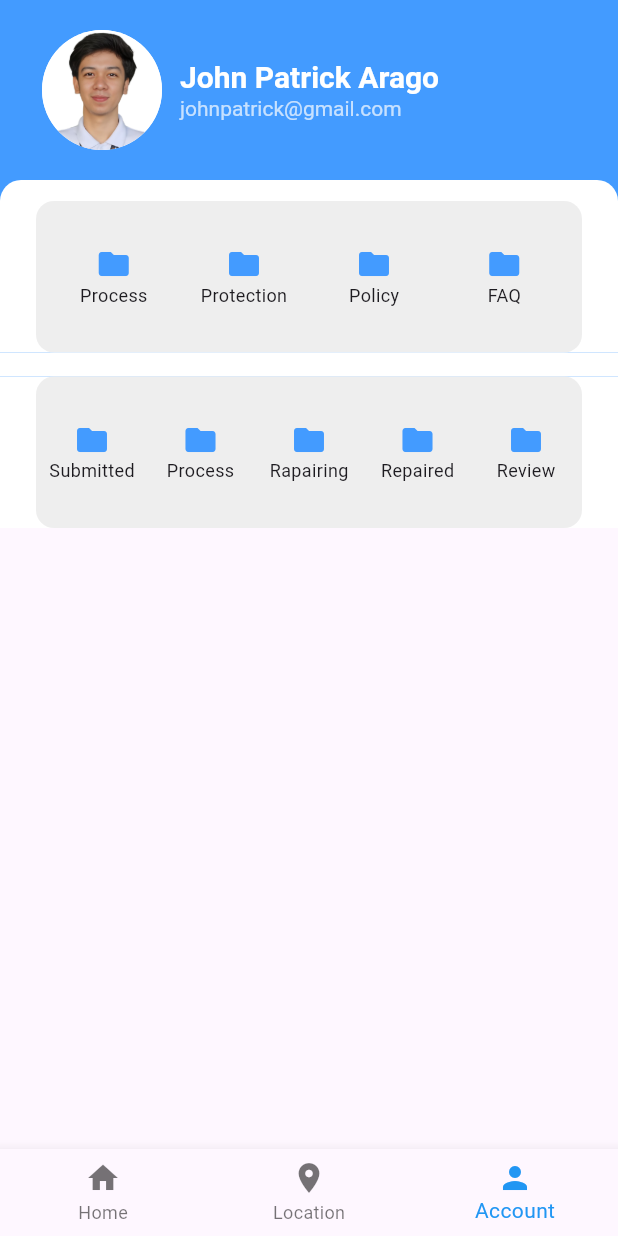
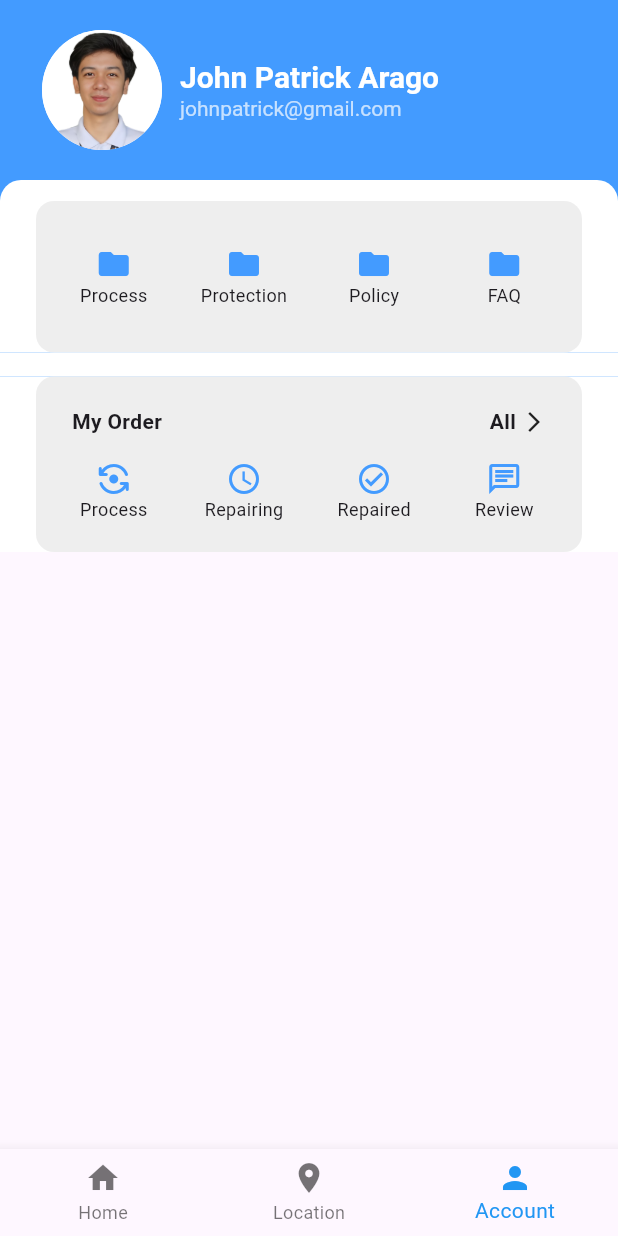
Before and after one commit to JohnPatrickArago/CarlCare-Clone---Flutter, a Flutter app: the screen it shows after launch, item 3 of the bottom bar chosen, on a phone screen of 412 x 824 dp. Run offline on Flutter 3.47's test engine with Material 3 defaults, Android fonts, the phone set to English and light mode, and no system bars.

Commit message:
account scree not finish

```diff
--- a/lib/screens/account_screen.dart
+++ b/lib/screens/account_screen.dart
@@ -82,23 +82,58 @@ class AccountScreen extends StatelessWidget {
               Container(
                 color: Colors.white,
                 child: Container(
-                  padding: EdgeInsets.fromLTRB(0, 30, 0, 30),
+                    padding: EdgeInsets.fromLTRB(0, 20, 0, 20),
                     margin: EdgeInsets.fromLTRB(24, 0, 24, 0),
                     decoration: BoxDecoration(
                       borderRadius: BorderRadius.circular(12),
                       color: Colors.grey[200],
                     ),
+                    child: Column(
+                      children: [
+                        Container(
+                            padding: EdgeInsets.fromLTRB(24, 0, 24, 16),
                             child: Row(
+                              mainAxisAlignment: MainAxisAlignment.spaceBetween,
+                              children: [
+                                Text(
+                                  'My Order',
+                                  style: TextStyle(fontWeight: FontWeight.bold),
+                                ),
+                                Container(
+                                  child: Row(
+                                    children: [
+                                      Text(
+                                        'All',
+                                        style: TextStyle(
+                                            fontWeight: FontWeight.bold),
+                                      ),
+                                      SizedBox(
+                                        width: 4,
+                                      ),
+                                      Icon(
+                                        Icons.arrow_forward_ios,
+                                        size: 16,
+                                      )
+                                    ],
+                                  ),
+                                )
+                              ],
+                            )),
+                        Row(
                           mainAxisAlignment: MainAxisAlignment.spaceEvenly,
                           children: [
-                      _buildFirstContainer(Icons.folder, 'Submitted'),
-                      _buildFirstContainer(Icons.folder, 'Process'),
-                      _buildFirstContainer(Icons.folder, "Rapairing"),
-                      _buildFirstContainer(Icons.folder, "Repaired"),
-                      _buildFirstContainer(Icons.folder, "Review"),
+                            _buildFirstContainer(
+                                Icons.flip_camera_android_rounded, 'Process'),
+                            _buildFirstContainer(
+                                Icons.access_time_sharp, "Repairing"),
+                            _buildFirstContainer(
+                                Icons.check_circle_outline_outlined,
+                                "Repaired"),
+                            _buildFirstContainer(Icons.chat_outlined, "Review"),
                           ],
                         ),
-                ),
+                      ],
+                    )),
               )
             ],
           ),
```
Lines whose indentation alone changed are shown as unchanged.
